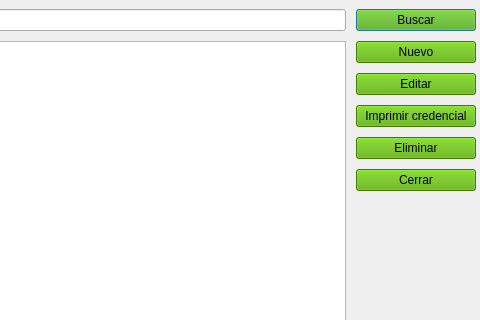
Before: the Qt Designer form ligafutbol/src/players_list.ui in matuu/ligadefutbol, drawn with Qt 5; both pictures show x 277 to 757 and y 0 to 320 of the 757 by 486 pixel window.
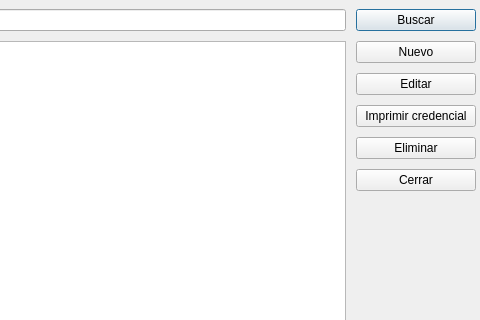
After: the same form once the commit is applied. Icons and pictures are not drawn.

Diff of the .ui file:
```diff
--- a/ligafutbol/src/players_list.ui
+++ b/ligafutbol/src/players_list.ui
@@ -44,7 +44,7 @@
        <bool>false</bool>
       </property>
       <property name="styleSheet">
-       <string notr="true">background-color: rgb(85, 170, 0);</string>
+       <string notr="true"/>
       </property>
       <property name="text">
        <string>Buscar</string>
@@ -65,7 +65,7 @@
          <bool>false</bool>
         </property>
         <property name="styleSheet">
-         <string notr="true">background-color: rgb(85, 170, 0);</string>
+         <string notr="true"/>
         </property>
         <property name="text">
          <string>Nuevo</string>
@@ -84,7 +84,7 @@
          <bool>false</bool>
         </property>
         <property name="styleSheet">
-         <string notr="true">background-color: rgb(85, 170, 0);</string>
+         <string notr="true"/>
         </property>
         <property name="text">
          <string>Editar</string>
@@ -100,7 +100,7 @@
          <bool>false</bool>
         </property>
         <property name="styleSheet">
-         <string notr="true">background-color: rgb(85, 170, 0);</string>
+         <string notr="true"/>
         </property>
         <property name="text">
          <string>Imprimir credencial</string>
@@ -116,7 +116,7 @@
          <bool>false</bool>
         </property>
         <property name="styleSheet">
-         <string notr="true">background-color: rgb(85, 170, 0);</string>
+         <string notr="true"/>
         </property>
         <property name="text">
          <string>Eliminar</string>
@@ -132,7 +132,7 @@
          <bool>false</bool>
         </property>
         <property name="styleSheet">
-         <string notr="true">background-color: rgb(85, 170, 0);</string>
+         <string notr="true"/>
         </property>
         <property name="text">
          <string>Cerrar</string>
```
Left out of the diff: 2 changed lines with no effect on the pictures.
